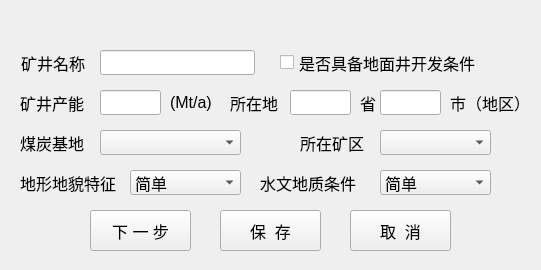
First picture: the form in python/cbm/uifiles/mine_base_param_dlg.ui, repository wyrover/cbm, before the edit.
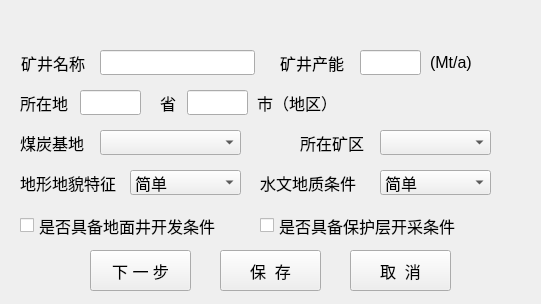
Second picture: the form after the edit.

Patch:
```diff
--- a/python/cbm/uifiles/mine_base_param_dlg.ui
+++ b/python/cbm/uifiles/mine_base_param_dlg.ui
@@ -7,7 +7,7 @@
     <x>0</x>
     <y>0</y>
     <width>541</width>
-    <height>270</height>
+    <height>304</height>
    </rect>
   </property>
   <property name="windowTitle">
@@ -19,7 +19,7 @@
      <x>0</x>
      <y>30</y>
      <width>541</width>
-     <height>241</height>
+     <height>271</height>
     </rect>
    </property>
    <widget class="QComboBox" name="hydr_geo">
@@ -108,8 +108,8 @@
    <widget class="QLabel" name="mineName_label_8">
     <property name="geometry">
      <rect>
-      <x>170</x>
-      <y>60</y>
+      <x>430</x>
+      <y>20</y>
       <width>61</width>
       <height>25</height>
      </rect>
@@ -126,7 +126,7 @@
    <widget class="QLabel" name="mineName_label_5">
     <property name="geometry">
      <rect>
-      <x>360</x>
+      <x>160</x>
       <y>60</y>
       <width>21</width>
       <height>25</height>
@@ -183,8 +183,8 @@
    <widget class="QLabel" name="mineName_label_7">
     <property name="geometry">
      <rect>
-      <x>20</x>
-      <y>60</y>
+      <x>280</x>
+      <y>20</y>
       <width>81</width>
       <height>25</height>
      </rect>
@@ -220,7 +220,7 @@
     <property name="geometry">
      <rect>
       <x>90</x>
-      <y>180</y>
+      <y>220</y>
       <width>101</width>
       <height>41</height>
      </rect>
@@ -270,7 +270,7 @@
    <widget class="QLineEdit" name="province">
     <property name="geometry">
      <rect>
-      <x>290</x>
+      <x>80</x>
       <y>60</y>
       <width>61</width>
       <height>25</height>
@@ -286,7 +286,7 @@
     <property name="geometry">
      <rect>
       <x>350</x>
-      <y>180</y>
+      <y>220</y>
       <width>101</width>
       <height>41</height>
      </rect>
@@ -319,7 +319,7 @@
     <property name="geometry">
      <rect>
       <x>220</x>
-      <y>180</y>
+      <y>220</y>
       <width>101</width>
       <height>41</height>
      </rect>
@@ -336,7 +336,7 @@
    <widget class="QLabel" name="mineName_label_4">
     <property name="geometry">
      <rect>
-      <x>230</x>
+      <x>20</x>
       <y>60</y>
       <width>54</width>
       <height>25</height>
@@ -354,7 +354,7 @@
    <widget class="QLineEdit" name="city">
     <property name="geometry">
      <rect>
-      <x>380</x>
+      <x>187</x>
       <y>60</y>
       <width>61</width>
       <height>25</height>
@@ -387,8 +387,8 @@
    <widget class="QLineEdit" name="capacity">
     <property name="geometry">
      <rect>
-      <x>100</x>
-      <y>60</y>
+      <x>360</x>
+      <y>20</y>
       <width>61</width>
       <height>25</height>
      </rect>
@@ -402,8 +402,8 @@
    <widget class="QCheckBox" name="ground_cond">
     <property name="geometry">
      <rect>
-      <x>280</x>
-      <y>20</y>
+      <x>20</x>
+      <y>183</y>
       <width>211</width>
       <height>25</height>
      </rect>
@@ -420,7 +420,7 @@
    <widget class="QLabel" name="mineName_label_6">
     <property name="geometry">
      <rect>
-      <x>450</x>
+      <x>257</x>
       <y>60</y>
       <width>101</width>
       <height>25</height>
@@ -435,6 +435,24 @@
      <string>市（地区）</string>
     </property>
    </widget>
+   <widget class="QCheckBox" name="protect_layer_condition">
+    <property name="geometry">
+     <rect>
+      <x>260</x>
+      <y>183</y>
+      <width>211</width>
+      <height>25</height>
+     </rect>
+    </property>
+    <property name="font">
+     <font>
+      <pointsize>12</pointsize>
+     </font>
+    </property>
+    <property name="text">
+     <string>是否具备保护层开采条件</string>
+    </property>
+   </widget>
   </widget>
   <widget class="QWidget" name="widget_title" native="true">
    <property name="geometry">
```
